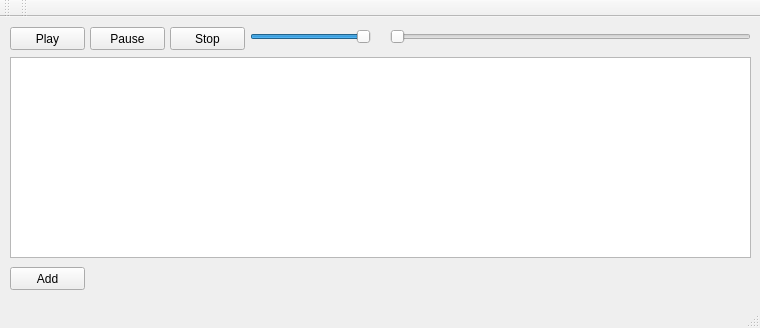
mszymanski90/MusicPlayerLinux, file mainwindow.ui: the form before one commit.
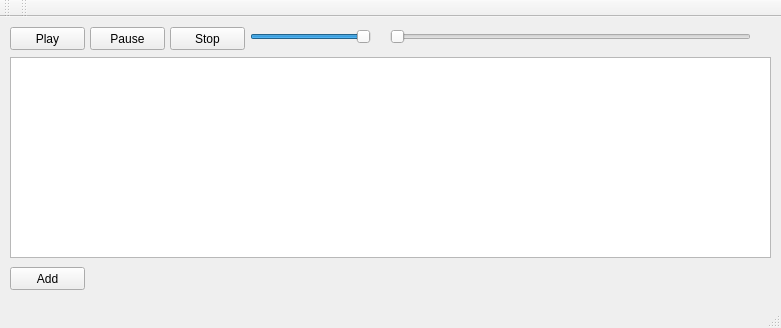
The form after the commit. Custom widgets are drawn as their Qt base class.

Commit message: Changed playlist row height and added if file path from file dialog is valid

Patch:
```diff
--- a/mainwindow.ui
+++ b/mainwindow.ui
@@ -6,7 +6,7 @@
    <rect>
     <x>0</x>
     <y>0</y>
-    <width>760</width>
+    <width>781</width>
     <height>328</height>
    </rect>
   </property>
@@ -109,7 +109,7 @@
      <rect>
       <x>10</x>
       <y>40</y>
-      <width>741</width>
+      <width>761</width>
       <height>201</height>
      </rect>
     </property>
```
Left out of the diff: 2 changed lines with no effect on the pictures. The commit also changes 2 other files.
